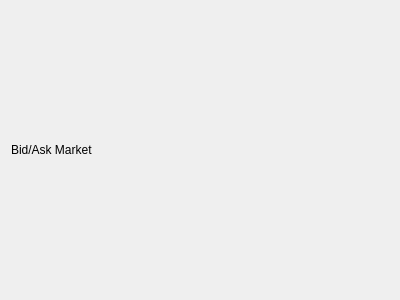
First picture: the form in src/Widgets/marketdetails.ui, repository Open-Transactions/Moneychanger, before the edit.
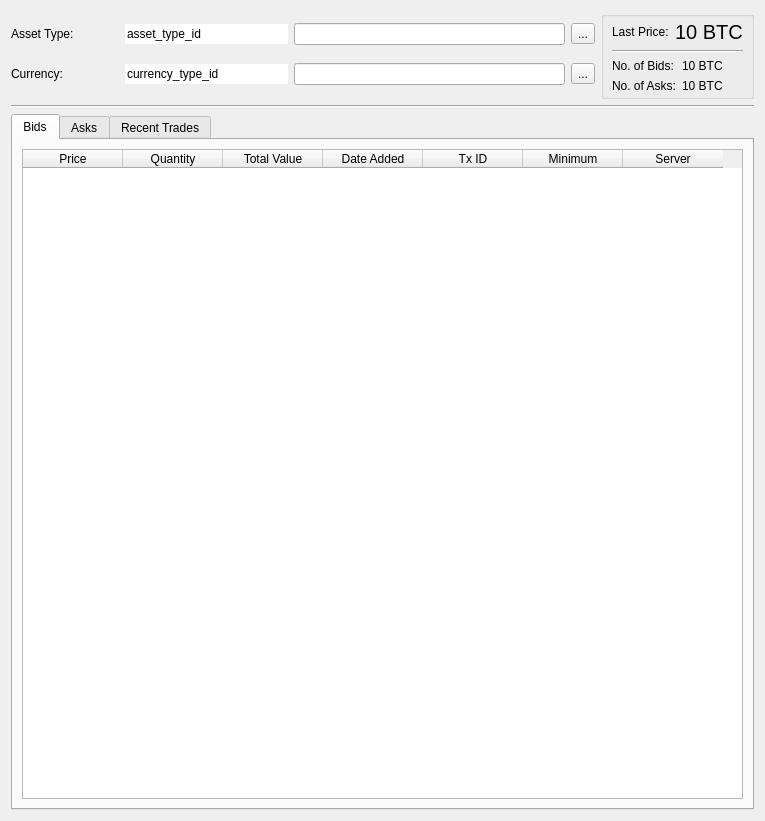
Second picture: the form after the edit. Icons and pictures are not drawn. Custom widgets are drawn as their Qt base class.

Commit message: Markets are about half done.

Patch:
```diff
--- a/src/Widgets/marketdetails.ui
+++ b/src/Widgets/marketdetails.ui
@@ -6,8 +6,8 @@
    <rect>
     <x>0</x>
     <y>0</y>
-    <width>400</width>
-    <height>300</height>
+    <width>765</width>
+    <height>821</height>
    </rect>
   </property>
   <property name="windowTitle">
@@ -15,12 +15,333 @@
   </property>
   <layout class="QVBoxLayout" name="verticalLayout">
    <item>
-    <widget class="QLabel" name="label">
-     <property name="text">
-      <string>Bid/Ask Market</string>
+    <layout class="QHBoxLayout" name="horizontalLayout">
+     <item>
+      <layout class="QGridLayout" name="gridLayout" columnstretch="2,3,5,1" columnminimumwidth="0,0,0,0">
+       <item row="0" column="0">
+        <widget class="QLabel" name="labelAsset">
+         <property name="text">
+          <string>Asset Type:</string>
+         </property>
+        </widget>
+       </item>
+       <item row="0" column="1">
+        <widget class="QLineEdit" name="lineEditAsset">
+         <property name="enabled">
+          <bool>true</bool>
+         </property>
+         <property name="text">
+          <string>asset_type_id</string>
+         </property>
+         <property name="frame">
+          <bool>false</bool>
+         </property>
+         <property name="readOnly">
+          <bool>true</bool>
+         </property>
+        </widget>
+       </item>
+       <item row="0" column="2">
+        <widget class="QLineEdit" name="lineEditAssetID">
+         <property name="enabled">
+          <bool>true</bool>
+         </property>
+         <property name="readOnly">
+          <bool>true</bool>
+         </property>
+        </widget>
+       </item>
+       <item row="0" column="3">
+        <widget class="QToolButton" name="toolButtonAsset">
+         <property name="text">
+          <string>...</string>
+         </property>
+         <property name="icon">
+          <iconset resource="../resource.qrc">
+           <normaloff>:/icons/icons/assets.png</normaloff>:/icons/icons/assets.png</iconset>
+         </property>
+        </widget>
+       </item>
+       <item row="1" column="0">
+        <widget class="QLabel" name="labelCurrency">
+         <property name="text">
+          <string>Currency:</string>
+         </property>
+        </widget>
+       </item>
+       <item row="1" column="1">
+        <widget class="QLineEdit" name="lineEditCurrency">
+         <property name="enabled">
+          <bool>true</bool>
+         </property>
+         <property name="text">
+          <string>currency_type_id</string>
+         </property>
+         <property name="frame">
+          <bool>false</bool>
+         </property>
+         <property name="readOnly">
+          <bool>true</bool>
+         </property>
+        </widget>
+       </item>
+       <item row="1" column="2">
+        <widget class="QLineEdit" name="lineEditCurrencyID">
+         <property name="enabled">
+          <bool>true</bool>
+         </property>
+         <property name="readOnly">
+          <bool>true</bool>
+         </property>
+        </widget>
+       </item>
+       <item row="1" column="3">
+        <widget class="QToolButton" name="toolButtonCurrency">
+         <property name="text">
+          <string>...</string>
+         </property>
+         <property name="icon">
+          <iconset resource="../resource.qrc">
+           <normaloff>:/icons/icons/safe.png</normaloff>:/icons/icons/safe.png</iconset>
+         </property>
+        </widget>
+       </item>
+      </layout>
+     </item>
+     <item>
+      <widget class="QGroupBox" name="groupBox">
+       <property name="maximumSize">
+        <size>
+         <width>16777215</width>
+         <height>91</height>
+        </size>
+       </property>
+       <property name="title">
+        <string/>
+       </property>
+       <layout class="QGridLayout" name="gridLayout_3">
+        <property name="leftMargin">
+         <number>8</number>
+        </property>
+        <property name="topMargin">
+         <number>3</number>
+        </property>
+        <property name="rightMargin">
+         <number>8</number>
+        </property>
+        <property name="bottomMargin">
+         <number>3</number>
+        </property>
+        <item row="0" column="0">
+         <widget class="QLabel" name="label_2">
+          <property name="text">
+           <string>Last Price:</string>
+          </property>
+         </widget>
+        </item>
+        <item row="0" column="1">
+         <widget class="QLabel" name="labelLastValue">
+          <property name="font">
+           <font>
+            <pointsize>15</pointsize>
+           </font>
+          </property>
+          <property name="text">
+           <string>10 BTC</string>
+          </property>
+         </widget>
+        </item>
+        <item row="1" column="0" colspan="2">
+         <widget class="Line" name="line">
+          <property name="orientation">
+           <enum>Qt::Horizontal</enum>
+          </property>
+         </widget>
+        </item>
+        <item row="2" column="0" colspan="2">
+         <layout class="QGridLayout" name="gridLayout_2">
+          <item row="0" column="1">
+           <widget class="QLabel" name="labelNumberBidsValue">
+            <property name="text">
+             <string>10 BTC</string>
+            </property>
+           </widget>
+          </item>
+          <item row="1" column="0">
+           <widget class="QLabel" name="label_3">
+            <property name="text">
+             <string>No. of Asks:</string>
+            </property>
+           </widget>
+          </item>
+          <item row="0" column="0">
+           <widget class="QLabel" name="label">
+            <property name="text">
+             <string>No. of Bids:</string>
+            </property>
+           </widget>
+          </item>
+          <item row="1" column="1">
+           <widget class="QLabel" name="labelNumberAsksValue">
+            <property name="text">
+             <string>10 BTC</string>
+            </property>
+           </widget>
+          </item>
+         </layout>
+        </item>
+       </layout>
+      </widget>
+     </item>
+    </layout>
+   </item>
+   <item>
+    <widget class="Line" name="line_4">
+     <property name="orientation">
+      <enum>Qt::Horizontal</enum>
      </property>
     </widget>
    </item>
+   <item>
+    <widget class="QTabWidget" name="tabWidget">
+     <property name="currentIndex">
+      <number>0</number>
+     </property>
+     <widget class="QWidget" name="tabBids">
+      <attribute name="title">
+       <string>Bids</string>
+      </attribute>
+      <layout class="QVBoxLayout" name="verticalLayoutBids">
+       <item>
+        <widget class="QTableWidget" name="tableWidgetBids">
+         <column>
+          <property name="text">
+           <string>Price</string>
+          </property>
+         </column>
+         <column>
+          <property name="text">
+           <string>Quantity</string>
+          </property>
+         </column>
+         <column>
+          <property name="text">
+           <string>Total Value</string>
+          </property>
+         </column>
+         <column>
+          <property name="text">
+           <string>Date Added</string>
+          </property>
+         </column>
+         <column>
+          <property name="text">
+           <string>Tx ID</string>
+          </property>
+         </column>
+         <column>
+          <property name="text">
+           <string>Minimum</string>
+          </property>
+         </column>
+         <column>
+          <property name="text">
+           <string>Server</string>
+          </property>
+         </column>
+        </widget>
+       </item>
+      </layout>
+     </widget>
+     <widget class="QWidget" name="tabAsks">
+      <attribute name="title">
+       <string>Asks</string>
+      </attribute>
+      <layout class="QVBoxLayout" name="verticalLayoutAsks">
+       <item>
+        <widget class="QTableWidget" name="tableWidgetAsks">
+         <column>
+          <property name="text">
+           <string>Price</string>
+          </property>
+         </column>
+         <column>
+          <property name="text">
+           <string>Quantity</string>
+          </property>
+         </column>
+         <column>
+          <property name="text">
+           <string>Total Value</string>
+          </property>
+         </column>
+         <column>
+          <property name="text">
+           <string>Date Added</string>
+          </property>
+         </column>
+         <column>
+          <property name="text">
+           <string>Tx ID</string>
+          </property>
+         </column>
+         <column>
+          <property name="text">
+           <string>Minimum</string>
+          </property>
+         </column>
+         <column>
+          <property name="text">
+           <string>Server</string>
+          </property>
+         </column>
+        </widget>
+       </item>
+      </layout>
+     </widget>
+     <widget class="QWidget" name="tabTrades">
+      <attribute name="title">
+       <string>Recent Trades</string>
+      </attribute>
+      <layout class="QVBoxLayout" name="verticalLayoutTrades">
+       <item>
+        <widget class="QTableWidget" name="tableWidgetTrades">
+         <column>
+          <property name="text">
+           <string>Price</string>
+          </property>
+         </column>
+         <column>
+          <property name="text">
+           <string>Quantity</string>
+          </property>
+         </column>
+         <column>
+          <property name="text">
+           <string>Total Value</string>
+          </property>
+         </column>
+         <column>
+          <property name="text">
+           <string>Date</string>
+          </property>
+         </column>
+         <column>
+          <property name="text">
+           <string>Txn ID</string>
+          </property>
+         </column>
+         <column>
+          <property name="text">
+           <string>Server</string>
+          </property>
+         </column>
+        </widget>
+       </item>
+      </layout>
+     </widget>
+    </widget>
+   </item>
   </layout>
  </widget>
  <customwidgets>
```
Left out of the diff: 4 changed lines with no effect on the pictures. The commit also changes 17 other files.
